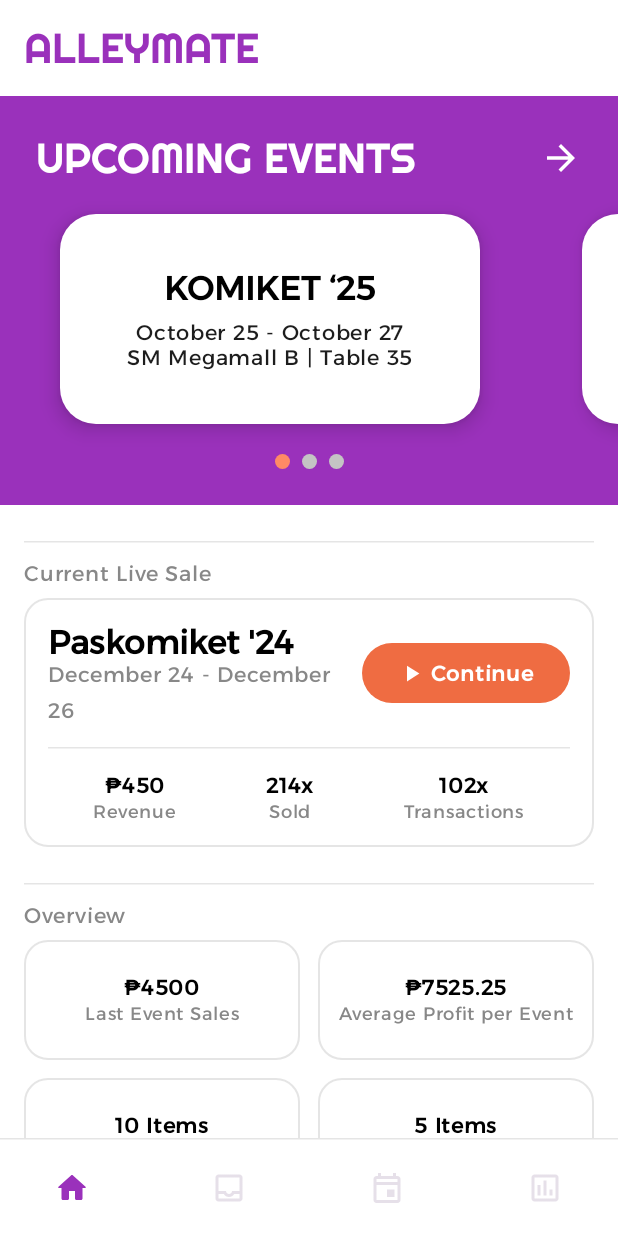
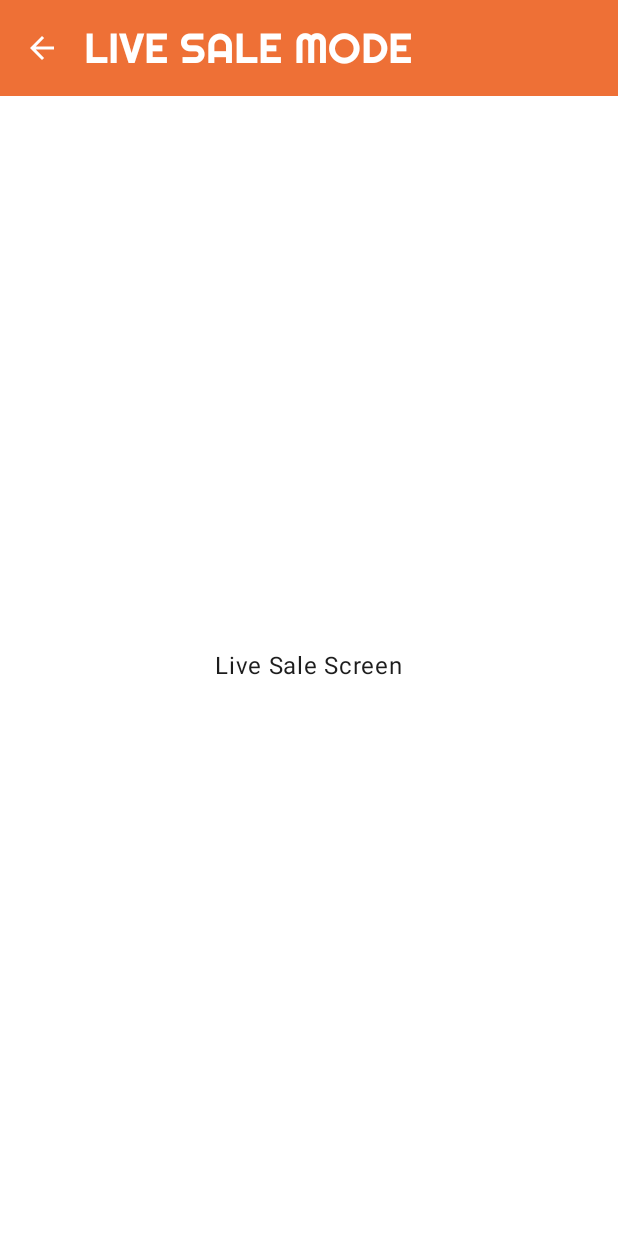
Before and after one commit to guesswhatisaac/Alleymate, an Android app built with Jetpack Compose: the screen it shows after launch (MainActivity), after a tap on "Continue", on a phone screen of 412 x 824 dp. Run offline under Robolectric (Android 15) with nearby library versions, the phone set to English and light mode, and no system bars.

Commit message:
Implement App Navigation and Live Sale/Allocate Screens
This commit introduces a centralized navigation system using `AppNavigation.kt` and adds new screens for Live Sale and Stock Allocation.

- Created `AppNavigation.kt` to manage top-level navigation between `MainScreen`, `LiveSaleScreen`, and `AllocateScreen`.
  - Defined `AppDestinations` object for route constants.
  - Implemented slide-up/slide-down transitions for `LiveSaleScreen` and `AllocateScreen`.
- Created `LiveSaleScreen.kt`:
  - Basic placeholder screen for live sale functionality.
  - Implemented `LiveSaleTopBar` with a distinct orange color and back navigation.
- Created `AllocateScreen.kt`:
  - Basic placeholder screen for stock allocation.
  - Uses `AppTopBar` with a back navigation icon.
- Updated `MainScreen.kt`:
  - Now takes `onNavigateToLiveSale` and `onNavigateToAllocate` lambdas to trigger navigation from `AppNavigation`.
  - Uses `tabNavController` for bottom navigation within `MainScreen`.
  - Navigation transitions within `MainScreen` (bottom tabs) are now set to `EnterTransition.None` and `ExitTransition.None` for instant switching.
- Modified `HomeScreen.kt`:
  - Added `onNavigateToEvents` lambda to navigate to the Events tab.
  - Added `onNavigateToLiveSale` lambda to navigate to the `LiveSaleScreen`.
  - `UpcomingEventsSection` "View All" button now navigates to the Events tab.
  - `CurrentLiveSaleCard` "Continue" button now navigates to `LiveSaleScreen`.
- Modified `CatalogueScreen.kt`:
  - Added `onNavigateToAllocate` lambda.
  - The "View Exports" badge icon button in the `TopBar` now navigates to `AllocateScreen`.
- Updated `TopBar.kt`:
  - Added `LiveSaleTopBar` composable with specific styling for the Live Sale screen.
  - `AppTopBar` now accepts a `navigationIcon` parameter.
- Modified `BottomNavBar.kt`:
  - Updated to use route constants from `AppDestinations`.
- Deleted `Screen.kt`: Replaced by the more comprehensive `AppNavigation.kt` and `AppDestinations`.
- Updated `MainActivity.kt`:
  - Now sets content to `AppNavigation()` within `AlleyMateTheme`.

```diff
--- a/app/src/main/java/com/mobdeve/s18/roman/isaacnathan/alleymate/MainActivity.kt
+++ b/app/src/main/java/com/mobdeve/s18/roman/isaacnathan/alleymate/MainActivity.kt
@@ -4,7 +4,8 @@ import android.os.Bundle
 import androidx.activity.ComponentActivity
 import androidx.activity.compose.setContent
 import androidx.activity.enableEdgeToEdge
-import com.mobdeve.s18.roman.isaacnathan.alleymate.ui.MainScreen
+import com.mobdeve.s18.roman.isaacnathan.alleymate.theme.AlleyMateTheme
+import com.mobdeve.s18.roman.isaacnathan.alleymate.ui.AppNavigation
 
 class MainActivity : ComponentActivity() {
     override fun onCreate(savedInstanceState: Bundle?) {
@@ -13,7 +14,9 @@ class MainActivity : ComponentActivity() {
         super.onCreate(savedInstanceState)
 
         setContent {
-            MainScreen()
+            AlleyMateTheme {
+                AppNavigation()
+            }
         }
     }
 }
--- a/app/src/main/java/com/mobdeve/s18/roman/isaacnathan/alleymate/common/components/BottomNavBar.kt
+++ b/app/src/main/java/com/mobdeve/s18/roman/isaacnathan/alleymate/common/components/BottomNavBar.kt
@@ -22,7 +22,7 @@ import androidx.compose.ui.Modifier
 import androidx.compose.ui.graphics.Color
 import androidx.compose.ui.graphics.vector.ImageVector
 import androidx.compose.ui.unit.dp
-import com.mobdeve.s18.roman.isaacnathan.alleymate.common.navigation.Screen
+import com.mobdeve.s18.roman.isaacnathan.alleymate.ui.AppDestinations
 
 data class BottomNavItem(
     val label: String,
@@ -36,11 +36,12 @@ fun BottomNavBar(
     currentRoute: String?,
     onItemSelected: (String) -> Unit
 ) {
+
     val items = listOf(
-        BottomNavItem("Home", Screen.Home.route, Icons.Rounded.Home, Icons.Outlined.Home),
-        BottomNavItem("Catalogue", Screen.Catalogue.route, Icons.Rounded.Inbox, Icons.Outlined.Inbox),
-        BottomNavItem("Events", Screen.Events.route, Icons.Rounded.Event, Icons.Outlined.Event),
-        BottomNavItem("Reports", Screen.Reports.route, Icons.Rounded.Assessment, Icons.Outlined.Assessment)
+        BottomNavItem("Home", AppDestinations.HOME_ROUTE, Icons.Rounded.Home, Icons.Outlined.Home),
+        BottomNavItem("Catalogue", AppDestinations.CATALOGUE_ROUTE, Icons.Rounded.Inbox, Icons.Outlined.Inbox),
+        BottomNavItem("Events", AppDestinations.EVENTS_ROUTE, Icons.Rounded.Event, Icons.Outlined.Event),
+        BottomNavItem("Reports", AppDestinations.REPORTS_ROUTE, Icons.Rounded.Assessment, Icons.Outlined.Assessment)
     )
 
     Column {
--- a/app/src/main/java/com/mobdeve/s18/roman/isaacnathan/alleymate/common/components/TopBar.kt
+++ b/app/src/main/java/com/mobdeve/s18/roman/isaacnathan/alleymate/common/components/TopBar.kt
@@ -1,12 +1,19 @@
 package com.mobdeve.s18.roman.isaacnathan.alleymate.common.components
 
+import androidx.compose.foundation.layout.RowScope
+import androidx.compose.material.icons.Icons
+import androidx.compose.material.icons.automirrored.filled.ArrowBack
 import androidx.compose.material3.ExperimentalMaterial3Api
+import androidx.compose.material3.Icon
+import androidx.compose.material3.IconButton
 import androidx.compose.material3.MaterialTheme
 import androidx.compose.material3.Text
 import androidx.compose.material3.TopAppBar
 import androidx.compose.material3.TopAppBarDefaults
 import androidx.compose.runtime.Composable
 import androidx.compose.ui.text.style.TextOverflow
+import com.mobdeve.s18.roman.isaacnathan.alleymate.theme.AlleyMainOrange
+import com.mobdeve.s18.roman.isaacnathan.alleymate.theme.AlleyWhite
 
 @OptIn(ExperimentalMaterial3Api::class)
 @Composable
@@ -34,7 +41,8 @@ fun HomeTopBar(
 @Composable
 fun AppTopBar(
     title: String,
-    actions: @Composable () -> Unit = {}
+    actions: @Composable RowScope.() -> Unit = {},
+    navigationIcon: @Composable () -> Unit = {}
 ) {
     TopAppBar(
         title = {
@@ -47,9 +55,47 @@ fun AppTopBar(
             )
         },
         actions = { actions() },
+        navigationIcon = navigationIcon, // Use the new parameter here
         colors = TopAppBarDefaults.topAppBarColors(
             containerColor = MaterialTheme.colorScheme.primary
         ),
         windowInsets = TopAppBarDefaults.windowInsets
     )
 }
+
+
+
+@OptIn(ExperimentalMaterial3Api::class)
+@Composable
+fun LiveSaleTopBar(
+    title: String,
+    onNavigateBack: () -> Unit,
+    actions: @Composable () -> Unit = {}
+) {
+    TopAppBar(
+        title = {
+            Text(
+                text = title.uppercase(),
+                maxLines = 1,
+                overflow = TextOverflow.Ellipsis,
+                style = MaterialTheme.typography.headlineMedium,
+                color = AlleyWhite
+
+            )
+        },
+        navigationIcon = {
+            IconButton(onClick = onNavigateBack) {
+                Icon(
+                    imageVector = Icons.AutoMirrored.Filled.ArrowBack,
+                    contentDescription = "Back",
+                    tint = AlleyWhite
+                )
+            }
+        },
+        actions = { actions() },
+        colors = TopAppBarDefaults.topAppBarColors(
+            containerColor = AlleyMainOrange
+        ),
+        windowInsets = TopAppBarDefaults.windowInsets
+    )
+}
--- a/app/src/main/java/com/mobdeve/s18/roman/isaacnathan/alleymate/common/navigation/Screen.kt
+++ /dev/null
@@ -1,78 +0,0 @@
-package com.mobdeve.s18.roman.isaacnathan.alleymate.common.navigation
-
-import androidx.compose.material.icons.Icons
-import androidx.compose.material.icons.filled.Add
-import androidx.compose.material3.Icon
-import androidx.compose.material3.IconButton
-import androidx.compose.material3.MaterialTheme
-import androidx.compose.runtime.Composable
-import androidx.navigation.NavController
-import com.mobdeve.s18.roman.isaacnathan.alleymate.common.components.AppTopBar
-import com.mobdeve.s18.roman.isaacnathan.alleymate.common.components.HomeTopBar
-
-sealed interface Screen {
-    val route: String
-    val title: String
-
-    // Each screen MUST define how its TopBar should look.
-    @Composable
-    fun TopBar(navController: NavController)
-
-    // 1. The redundant `StandardTopBar` function has been REMOVED.
-
-    data object Home : Screen {
-        override val route: String = "home_screen"
-        override val title: String = "Home"
-
-        @Composable
-        override fun TopBar(navController: NavController) {
-            // Home screen uses the clean, white top bar.
-            HomeTopBar(title = title)
-        }
-    }
-
-    data object Catalogue : Screen {
-        override val route: String = "catalogue_screen"
-        override val title: String = "Catalogue"
-
-        @Composable
-        override fun TopBar(navController: NavController) {
-            // Catalogue uses the purple bar AND has a custom action button.
-            // 2. THIS SHOWS THE POWER OF THIS PATTERN.
-            AppTopBar(
-                title = title,
-                actions = {
-                    IconButton(onClick = { /* TODO: Navigate to Add Item Screen */ }) {
-                        Icon(
-                            imageVector = Icons.Default.Add,
-                            contentDescription = "Add Item",
-                            tint = MaterialTheme.colorScheme.onPrimary // Use theme color
-                        )
-                    }
-                }
-            )
-        }
-    }
-
-    data object Events : Screen {
-        override val route: String = "events_screen"
-        override val title: String = "Events"
-
-        @Composable
-        override fun TopBar(navController: NavController) {
-            // 3. Events screen directly calls AppTopBar. It's simple and has no actions.
-            AppTopBar(title = title)
-        }
-    }
-
-    data object Reports : Screen {
-        override val route: String = "reports_screen"
-        override val title: String = "Reports"
-
-        @Composable
-        override fun TopBar(navController: NavController) {
-            // 4. Reports screen also calls AppTopBar directly.
-            AppTopBar(title = title)
-        }
-    }
-}
--- /dev/null
+++ b/app/src/main/java/com/mobdeve/s18/roman/isaacnathan/alleymate/ui/AppNavigation.kt
@@ -0,0 +1,73 @@
+package com.mobdeve.s18.roman.isaacnathan.alleymate.ui
+
+import androidx.compose.animation.*
+import androidx.compose.runtime.Composable
+import androidx.navigation.compose.NavHost
+import androidx.navigation.compose.composable
+import androidx.navigation.compose.rememberNavController
+import com.mobdeve.s18.roman.isaacnathan.alleymate.ui.allocate.AllocateScreen
+import com.mobdeve.s18.roman.isaacnathan.alleymate.ui.live_sale.LiveSaleScreen
+
+object AppDestinations {
+
+    // main screen
+    const val MAIN_TABS_ROUTE = "main_tabs"
+
+    // bottom nav bar screens (used in MainScreen.kt)
+    const val HOME_ROUTE = "home_screen"
+    const val CATALOGUE_ROUTE = "catalogue_screen"
+    const val EVENTS_ROUTE = "events_screen"
+    const val REPORTS_ROUTE = "reports_screen"
+
+    // sub screens
+    const val ALLOCATE_ROUTE = "allocate_screen"
+    const val LIVE_SALE_ROUTE = "live_sale_screen"
+
+
+}
+
+@Composable
+fun AppNavigation() {
+    val navController = rememberNavController()
+
+    NavHost(
+        navController = navController,
+        startDestination = AppDestinations.MAIN_TABS_ROUTE
+    ) {
+        composable(route = AppDestinations.MAIN_TABS_ROUTE) {
+            MainScreen(
+                onNavigateToLiveSale = {
+                    navController.navigate(AppDestinations.LIVE_SALE_ROUTE)
+                },
+                onNavigateToAllocate = {
+                    navController.navigate(AppDestinations.ALLOCATE_ROUTE)
+                }
+            )
+        }
+
+        composable(
+            route = AppDestinations.LIVE_SALE_ROUTE,
+            enterTransition = { slideInVertically(initialOffsetY = { it }) },
+            popExitTransition = { slideOutVertically(targetOffsetY = { it }) }
+        ) {
+            LiveSaleScreen(
+                onNavigateBack = {
+                    navController.popBackStack()
+                }
+            )
+        }
+
+        composable(
+            route = AppDestinations.ALLOCATE_ROUTE,
+            enterTransition = { slideInVertically(initialOffsetY = { it }) },
+            popExitTransition = { slideOutVertically(targetOffsetY = { it }) }
+        ) {
+            AllocateScreen(
+                onNavigateBack = {
+                    navController.popBackStack()
+                }
+            )
+        }
+
+    }
+}
--- a/app/src/main/java/com/mobdeve/s18/roman/isaacnathan/alleymate/ui/MainScreen.kt
+++ b/app/src/main/java/com/mobdeve/s18/roman/isaacnathan/alleymate/ui/MainScreen.kt
@@ -2,81 +2,69 @@ package com.mobdeve.s18.roman.isaacnathan.alleymate.ui
 
 import androidx.compose.animation.EnterTransition
 import androidx.compose.animation.ExitTransition
+import androidx.compose.foundation.layout.WindowInsets
 import androidx.compose.foundation.layout.padding
 import androidx.compose.material3.Scaffold
 import androidx.compose.runtime.Composable
 import androidx.compose.runtime.getValue
 import androidx.compose.ui.Modifier
+import androidx.compose.ui.unit.dp
 import androidx.navigation.compose.NavHost
 import androidx.navigation.compose.composable
 import androidx.navigation.compose.currentBackStackEntryAsState
 import androidx.navigation.compose.rememberNavController
 import com.mobdeve.s18.roman.isaacnathan.alleymate.common.components.BottomNavBar
-import com.mobdeve.s18.roman.isaacnathan.alleymate.common.navigation.Screen
-import com.mobdeve.s18.roman.isaacnathan.alleymate.theme.AlleyMateTheme
 import com.mobdeve.s18.roman.isaacnathan.alleymate.ui.catalogue.CatalogueScreen
 import com.mobdeve.s18.roman.isaacnathan.alleymate.ui.events.EventsScreen
 import com.mobdeve.s18.roman.isaacnathan.alleymate.ui.home.HomeScreen
 import com.mobdeve.s18.roman.isaacnathan.alleymate.ui.reports.ReportsScreen
-import androidx.compose.foundation.layout.WindowInsets
-import androidx.compose.ui.unit.dp
 
 @Composable
-fun MainScreen() {
-    val navController = rememberNavController()
-    val navBackStackEntry by navController.currentBackStackEntryAsState()
+fun MainScreen(
+    onNavigateToLiveSale: () -> Unit,
+    onNavigateToAllocate: () -> Unit
+) {
+    val tabNavController = rememberNavController()
+    val navBackStackEntry by tabNavController.currentBackStackEntryAsState()
     val currentRoute = navBackStackEntry?.destination?.route
 
-
-    AlleyMateTheme {
     Scaffold(
         bottomBar = {
             BottomNavBar(
                 currentRoute = currentRoute,
                 onItemSelected = { route ->
-                        navController.navigate(route) {
-                            popUpTo(navController.graph.startDestinationId) { saveState = true }
+                    tabNavController.navigate(route) {
+                        popUpTo(tabNavController.graph.startDestinationId) { saveState = true }
                         launchSingleTop = true
-                            restoreState = true
+                        restoreState = false
                     }
                 }
             )
-
         },
         contentWindowInsets = WindowInsets(0.dp, 0.dp, 0.dp, 0.dp),
     ) { innerPadding ->
         NavHost(
-                navController = navController,
-                startDestination = Screen.Home.route,
-                modifier = Modifier.padding(innerPadding)
+            navController = tabNavController,
+            startDestination = AppDestinations.HOME_ROUTE,
+            modifier = Modifier.padding(innerPadding),
+            enterTransition = { EnterTransition.None },
+            exitTransition = { ExitTransition.None },
+            popEnterTransition = { EnterTransition.None },
+            popExitTransition = { ExitTransition.None }
         ) {
-                val noEnterTransition: EnterTransition = EnterTransition.None
-                val noExitTransition: ExitTransition = ExitTransition.None
-
-                composable(
-                    route = Screen.Home.route,
-                    enterTransition = { noEnterTransition },
-                    exitTransition = { noExitTransition }
-                ) { HomeScreen() }
-
-                composable(
-                    route = Screen.Catalogue.route,
-                    enterTransition = { noEnterTransition },
-                    exitTransition = { noExitTransition }
-                ) { CatalogueScreen() }
-
-                composable(
-                    route = Screen.Events.route,
-                    enterTransition = { noEnterTransition },
-                    exitTransition = { noExitTransition }
-                ) { EventsScreen() }
-
-                composable(
-                    route = Screen.Reports.route,
-                    enterTransition = { noEnterTransition },
-                    exitTransition = { noExitTransition }
-                ) { ReportsScreen() }
+            composable(AppDestinations.HOME_ROUTE) {
+                HomeScreen(
+                    onNavigateToEvents = { tabNavController.navigate(AppDestinations.EVENTS_ROUTE) },
+                    onNavigateToLiveSale = onNavigateToLiveSale
+                )
+            }
+            composable(AppDestinations.CATALOGUE_ROUTE) {
+                CatalogueScreen(
+                    onNavigateToAllocate = onNavigateToAllocate
+                )
+            }
+            composable(AppDestinations.EVENTS_ROUTE) { EventsScreen() }
+            composable(AppDestinations.REPORTS_ROUTE) { ReportsScreen() }
         }
     }
 }
-}
--- a/app/src/main/java/com/mobdeve/s18/roman/isaacnathan/alleymate/ui/home/HomeScreen.kt
+++ b/app/src/main/java/com/mobdeve/s18/roman/isaacnathan/alleymate/ui/home/HomeScreen.kt
@@ -16,7 +16,11 @@ import com.mobdeve.s18.roman.isaacnathan.alleymate.ui.home.components.OverviewGr
 import com.mobdeve.s18.roman.isaacnathan.alleymate.ui.home.components.UpcomingEventsSection
 
 @Composable
-fun HomeScreen() {
+fun HomeScreen(
+    onNavigateToEvents: () -> Unit,
+    onNavigateToLiveSale: () -> Unit
+
+) {
     Scaffold(
         topBar = {
             HomeTopBar(title = "Alleymate")
@@ -30,7 +34,10 @@ fun HomeScreen() {
         ) {
             // ─── UPCOMING EVENTS SECTION ───────────────────────
             item {
-                UpcomingEventsSection(events = getSampleEvents())
+                UpcomingEventsSection(
+                    events = getSampleEvents(),
+                    onViewAllClick = onNavigateToEvents
+                )
             }
 
             // ─── CURRENT LIVE SALE SECTION ─────────────────────
@@ -42,7 +49,7 @@ fun HomeScreen() {
                         isSubtle = true
                     )
                     Spacer(modifier = Modifier.height(8.dp))
-                    CurrentLiveSaleCard()
+                    CurrentLiveSaleCard(onContinueClick = onNavigateToLiveSale)
                 }
             }
 
@@ -79,5 +86,8 @@ private fun getSampleEvents(): List<Event> {
 @Preview(showBackground = true)
 @Composable
 fun HomeScreenPreview() {
-    HomeScreen()
+        HomeScreen(
+            onNavigateToEvents = {},
+            onNavigateToLiveSale = {}
+        )
 }
--- a/app/src/main/java/com/mobdeve/s18/roman/isaacnathan/alleymate/ui/home/components/CurrentLiveSaleCard.kt
+++ b/app/src/main/java/com/mobdeve/s18/roman/isaacnathan/alleymate/ui/home/components/CurrentLiveSaleCard.kt
@@ -14,7 +14,9 @@ import androidx.compose.ui.unit.dp
 import com.mobdeve.s18.roman.isaacnathan.alleymate.common.components.AppCard
 
 @Composable
-fun CurrentLiveSaleCard() {
+fun CurrentLiveSaleCard(
+    onContinueClick: () -> Unit
+) {
     val buttonColor = Color(0xFFEF6C42)
 
     AppCard(
@@ -51,7 +53,7 @@ fun CurrentLiveSaleCard() {
 
                 // Continue button
                 Button(
-                    onClick = { /* TODO: Handle continue click */ },
+                    onClick = onContinueClick,
                     shape = MaterialTheme.shapes.extraLarge,
                     colors = ButtonDefaults.buttonColors(containerColor = buttonColor)
                 ) {
@@ -114,5 +116,5 @@ private fun StatColumn(value: String, label: String, modifier: Modifier = Modifi
 @Preview
 @Composable
 private fun CurrentLiveSaleCardPreview() {
-    CurrentLiveSaleCard()
+    CurrentLiveSaleCard(onContinueClick = {})
 }
--- a/app/src/main/java/com/mobdeve/s18/roman/isaacnathan/alleymate/ui/home/components/UpcomingEventsSection.kt
+++ b/app/src/main/java/com/mobdeve/s18/roman/isaacnathan/alleymate/ui/home/components/UpcomingEventsSection.kt
@@ -16,11 +16,13 @@ import androidx.compose.ui.draw.clip
 import androidx.compose.ui.graphics.Color
 import androidx.compose.ui.unit.dp
 import com.mobdeve.s18.roman.isaacnathan.alleymate.data.model.Event
+import androidx.compose.foundation.clickable
 
 @Composable
 fun UpcomingEventsSection(
     modifier: Modifier = Modifier,
-    events: List<Event>
+    events: List<Event>,
+    onViewAllClick: () -> Unit
 ) {
     val pagerState = rememberPagerState(pageCount = { events.size })
 
@@ -40,7 +42,8 @@ fun UpcomingEventsSection(
         Row(
             modifier = Modifier
                 .fillMaxWidth()
-                .padding(horizontal = 24.dp),
+                .padding(horizontal = 24.dp)
+                .clickable { onViewAllClick() },
             verticalAlignment = Alignment.CenterVertically,
             horizontalArrangement = Arrangement.SpaceBetween
         ) {
@@ -53,7 +56,8 @@ fun UpcomingEventsSection(
                 imageVector = Icons.AutoMirrored.Filled.ArrowForward,
                 contentDescription = "View all events",
                 tint = Color.White,
-                modifier = Modifier.size(28.dp)
+                modifier = Modifier.size(28.dp),
+
             )
         }
 
--- /dev/null
+++ b/app/src/main/java/com/mobdeve/s18/roman/isaacnathan/alleymate/ui/live_sale/LiveSaleScreen.kt
@@ -0,0 +1,34 @@
+package com.mobdeve.s18.roman.isaacnathan.alleymate.ui.live_sale
+
+import androidx.compose.foundation.layout.Box
+import androidx.compose.foundation.layout.fillMaxSize
+import androidx.compose.foundation.layout.padding
+import androidx.compose.material3.Scaffold
+import androidx.compose.material3.Text
+import androidx.compose.runtime.Composable
+import androidx.compose.ui.Alignment
+import androidx.compose.ui.Modifier
+import com.mobdeve.s18.roman.isaacnathan.alleymate.common.components.LiveSaleTopBar
+
+@Composable
+fun LiveSaleScreen(
+    onNavigateBack: () -> Unit
+) {
+    Scaffold(
+        topBar = {
+            LiveSaleTopBar(
+                title = "Live Sale Mode",
+                onNavigateBack = onNavigateBack
+            )
+        }
+    ) { innerPadding ->
+        Box(
+            modifier = Modifier
+                .fillMaxSize()
+                .padding(innerPadding),
+            contentAlignment = Alignment.Center
+        ) {
+            Text(text = "Live Sale Screen")
+        }
+    }
+}
```
Also changed, not shown: app/src/main/java/com/mobdeve/s18/roman/isaacnathan/alleymate/ui/allocate/AllocateScreen.kt (added, +54 -0 lines), app/src/main/java/com/mobdeve/s18/roman/isaacnathan/alleymate/ui/catalogue/CatalogueScreen.kt (+4 -13 lines). Lines whose indentation alone changed are shown as unchanged.
